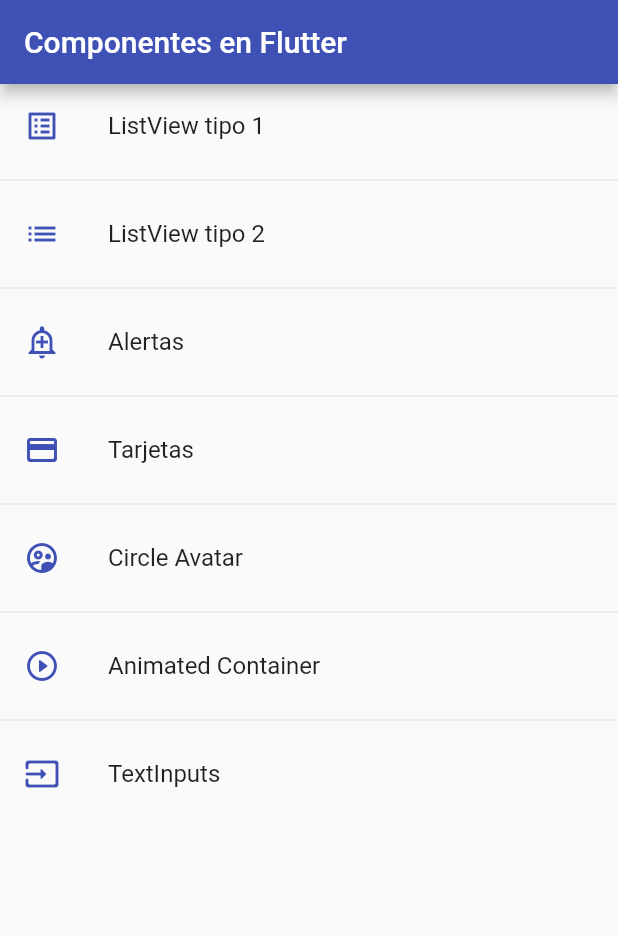
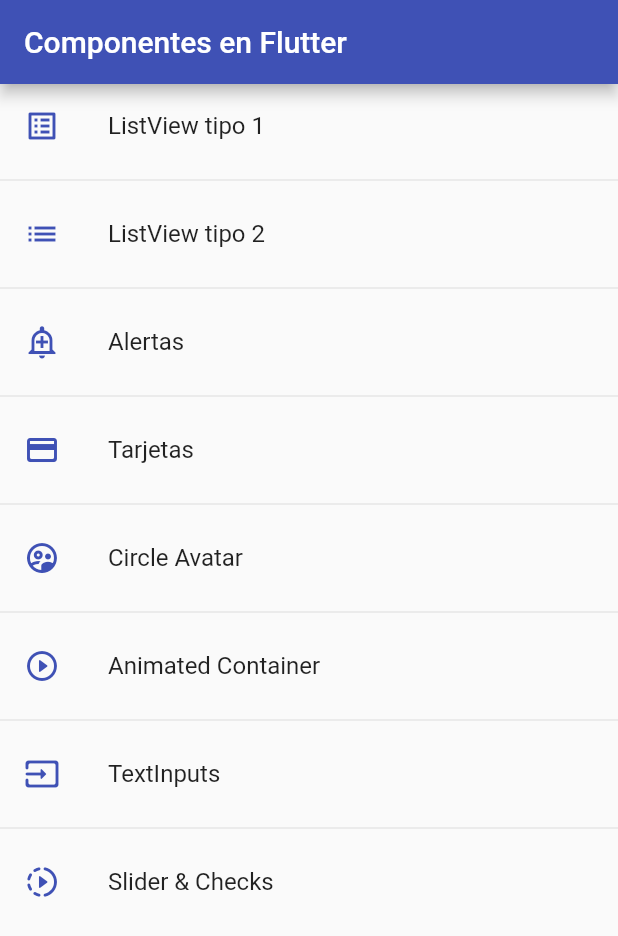
Before and after one commit to alexqgon93/flutter_components, a Flutter app: the screen it shows after launch, on a phone screen of 412 x 824 dp. Shown: the top 936 px of the screen. Run offline on Flutter 3.47's test engine with Material 2 defaults, Android fonts, the phone set to English and light mode, and no system bars.

Commit message:
Added new screen to use checkbox and slider to play with

```diff
--- a/lib/router/app_routes.dart
+++ b/lib/router/app_routes.dart
@@ -42,10 +42,15 @@ class AppRoutes {
         screen: const AnimatedScreen(),
         icon: Icons.play_circle_outline_rounded),
     MenuOption(
-        route: 'inouts',
+        route: 'inputs',
         name: 'TextInputs',
         screen: const InputsScreen(),
         icon: Icons.input_rounded),
+    MenuOption(
+        route: 'slider',
+        name: 'Slider & Checks',
+        screen: const SliderScreen(),
+        icon: Icons.slow_motion_video_rounded),
   ];
 
   static Map<String, Widget Function(BuildContext)> getAppRoutes() {
--- a/lib/screens/screens.dart
+++ b/lib/screens/screens.dart
@@ -6,3 +6,4 @@ export 'package:flutter_components/screens/home_screen.dart';
 export 'package:flutter_components/screens/inputs_screen.dart';
 export 'package:flutter_components/screens/listview1_screen.dart';
 export 'package:flutter_components/screens/listview2_screen.dart';
+export 'package:flutter_components/screens/slider_screen.dart';
```
Also changed, not shown: lib/screens/slider_screen.dart (added, +74 -0 lines).
